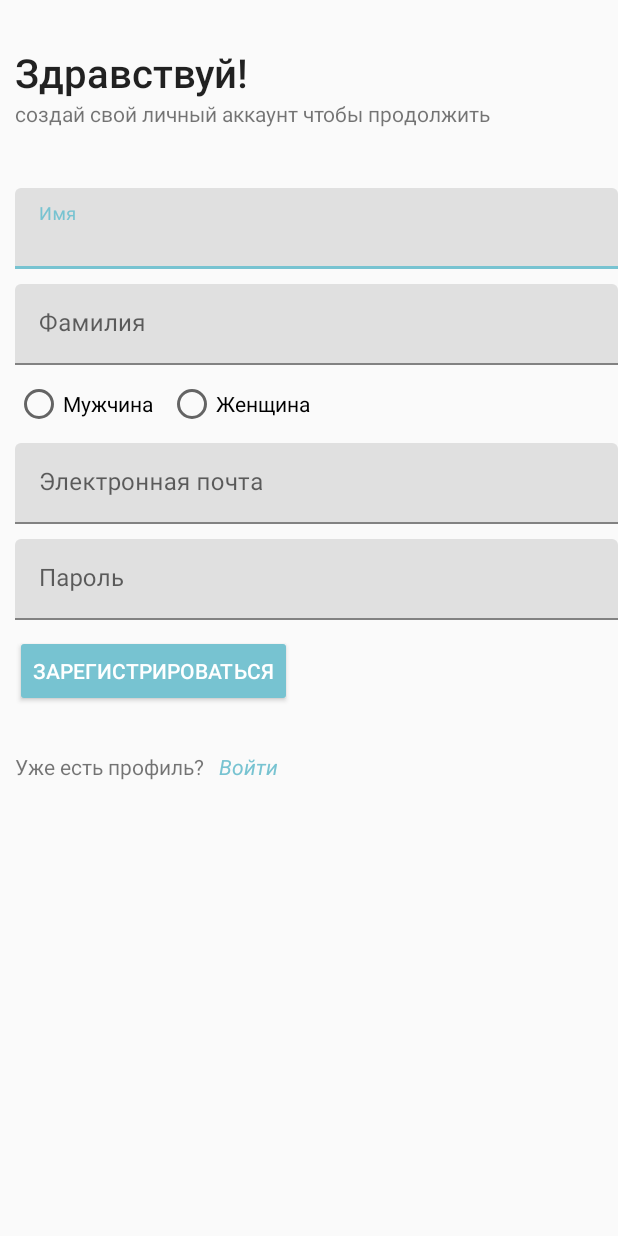
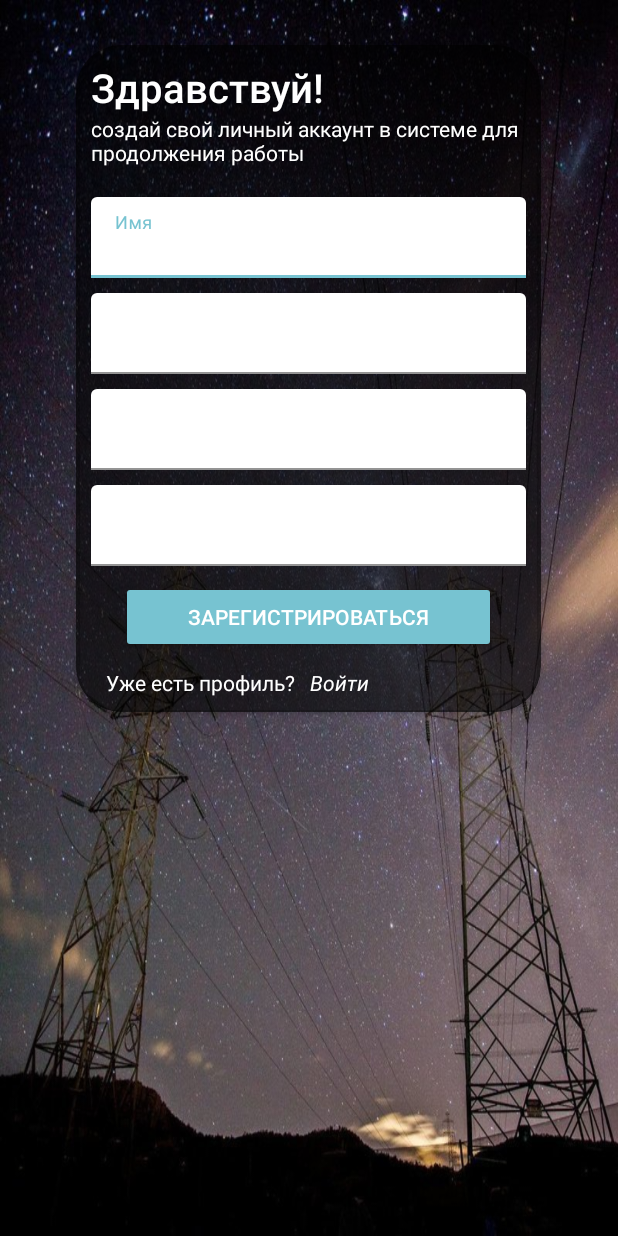
Before and after one commit to Doldrums/Energy, an Android app: the RegisterActivity screen opened directly, with no data from a screen before it, on a phone screen of 412 x 824 dp. Run offline under Robolectric (Android 15) with nearby library versions, the phone set to English and light mode, and no system bars.

Commit message:
add something

```diff
--- a/app/src/main/java/com/example/energy/fragments/NewsFragment.kt
+++ b/app/src/main/java/com/example/energy/fragments/NewsFragment.kt
@@ -1,5 +1,6 @@
 package com.example.energy.fragments
 
+import android.app.AlertDialog
 import android.os.Bundle
 import android.support.v4.app.Fragment
 import android.support.v7.widget.LinearLayoutManager
@@ -8,9 +9,11 @@ import android.view.LayoutInflater
 import android.view.View
 import android.view.ViewGroup
 import android.widget.TextView
+import android.widget.Toast
 
 import com.example.energy.R
 import kotlinx.android.synthetic.main.content_scrolling.*
+import kotlinx.android.synthetic.main.fragment_user.*
 
 class NewsFragment : Fragment() {
 
@@ -40,6 +43,8 @@ class NewsFragment : Fragment() {
 
         my_recycler_view.layoutManager = LinearLayoutManager(activity!!.applicationContext)
         my_recycler_view.adapter = Adapter(name, 1)
+
+
     }
 
     companion object {
--- a/app/src/main/res/layout/activity_register.xml
+++ b/app/src/main/res/layout/activity_register.xml
@@ -2,32 +2,50 @@
 <LinearLayout xmlns:android="http://schemas.android.com/apk/res/android"
               xmlns:app="http://schemas.android.com/apk/res-auto"
               android:id="@+id/activity_sign_up"
+              android:background="@drawable/background_signup"
               android:layout_width="match_parent"
               android:layout_height="match_parent"
               android:orientation="vertical">
+    <android.support.v7.widget.CardView android:layout_width="wrap_content"
+                                        android:layout_gravity="center"
+                                        app:cardCornerRadius="30dp"
+                                        app:cardBackgroundColor="@color/backgroung_black"
+                                        android:layout_marginTop="30dp"
+                                        android:layout_height="wrap_content">
+
+
+
+
+    <LinearLayout android:layout_width="wrap_content"
+                  android:orientation="vertical"
+                  android:layout_height="wrap_content">
 
     <TextView
             android:layout_width="wrap_content"
             android:layout_height="wrap_content"
-            android:layout_marginTop="30dp"
+            android:layout_marginTop="10dp"
             android:textSize="12pt"
+            android:textColor="@color/white"
             style="@style/Base.TextAppearance.AppCompat.Title"
             android:layout_marginStart="10dp"
             android:text="Здравствуй!"/>
 
     <TextView
-            android:layout_width="wrap_content"
+            android:layout_width="300dp"
             android:layout_height="wrap_content"
-            android:textSize="14dp"
+            style="@style/Base.TextAppearance.AppCompat.Body1"
+            android:textColor="@color/white"
             android:layout_marginStart="10dp"
-            android:text="создай свой личный аккаунт чтобы продолжить"/>
+            android:text="создай свой личный аккаунт в системе для продолжения работы"/>
 
     <android.support.design.widget.TextInputLayout
             android:id="@+id/inputLayout1"
-            android:layout_width="match_parent"
+            android:layout_width="290dp"
+            app:boxBackgroundColor="@color/backgroung_white_welcome"
             android:layout_height="wrap_content"
             style="@style/Widget.MaterialComponents.TextInputLayout.FilledBox.Dense"
-            android:layout_marginTop="40dp"
+            android:layout_marginTop="20dp"
+            android:textColorHint="@color/backgroung_white"
             android:layout_marginStart="10dp">
         <EditText
                 android:id="@+id/txt_name"
@@ -37,8 +55,10 @@
                 android:inputType="text" />
     </android.support.design.widget.TextInputLayout>
     <android.support.design.widget.TextInputLayout
-            android:layout_width="match_parent"
             android:layout_height="wrap_content"
+            android:layout_width="290dp"
+            android:textColorHint="@color/backgroung_white"
+            app:boxBackgroundColor="@color/backgroung_white_welcome"
             style="@style/Widget.MaterialComponents.TextInputLayout.FilledBox.Dense"
             android:layout_marginStart="10dp"
             android:layout_marginTop="10dp">
@@ -50,33 +70,13 @@
                 android:inputType="text" />
     </android.support.design.widget.TextInputLayout>
 
-    <RadioGroup
-            android:id="@+id/radioGender"
-            android:layout_width="match_parent"
-            android:layout_height="wrap_content"
-            android:orientation="horizontal"
-            android:layout_marginStart="10dp"
-            android:layout_marginTop="10dp">
-
-        <RadioButton
-                android:id="@+id/radioMale"
-                android:layout_width="wrap_content"
-                android:layout_height="wrap_content"
-                android:text="Мужчина"
-                android:paddingEnd="10dp"/>
-
-        <RadioButton
-                android:id="@+id/radioFemale"
-                android:layout_width="wrap_content"
-                android:layout_height="wrap_content"
-                android:text="Женщина" />
-    </RadioGroup>
-
     <android.support.design.widget.TextInputLayout
             android:id="@+id/inputLayout2"
-            android:layout_width="match_parent"
             style="@style/Widget.MaterialComponents.TextInputLayout.FilledBox.Dense"
+            android:layout_width="290dp"
+            app:boxBackgroundColor="@color/backgroung_white_welcome"
             android:layout_height="wrap_content"
+            android:textColorHint="@color/backgroung_white"
             android:layout_marginStart="10dp"
             android:layout_marginTop="10dp">
         <EditText
@@ -90,7 +90,9 @@
     <android.support.design.widget.TextInputLayout
             android:id="@+id/inputLayout3"
             style="@style/Widget.MaterialComponents.TextInputLayout.FilledBox.Dense"
-            android:layout_width="match_parent"
+            android:layout_width="290dp"
+            android:textColorHint="@color/backgroung_white"
+            app:boxBackgroundColor="@color/backgroung_white_welcome"
             android:layout_height="wrap_content"
             android:layout_marginStart="10dp"
             android:layout_marginTop="10dp">
@@ -109,9 +111,9 @@
     <Button
             android:id="@+id/btn_signup"
             style="@style/Widget.AppCompat.Button.Colored"
-            android:layout_width="wrap_content"
+            android:layout_width="250dp"
+            android:layout_gravity="center_horizontal"
             android:layout_height="wrap_content"
-            android:layout_marginStart="10dp"
             android:layout_marginTop="10dp"
             android:text="Зарегистрироваться"
     />
@@ -120,8 +122,9 @@
     <LinearLayout
             android:layout_width="wrap_content"
             android:layout_height="wrap_content"
-            android:orientation="horizontal"
-            android:layout_marginTop="20dp">
+            android:layout_marginStart="10dp"
+            android:layout_marginBottom="10dp"
+            android:orientation="horizontal">
 
 
         <TextView
@@ -129,6 +132,7 @@
                 android:layout_height="wrap_content"
                 android:text="Уже есть профиль?"
                 android:textSize="14dp"
+                android:textColor="@color/white"
                 android:layout_marginStart="10dp"
                 android:layout_marginTop="10dp"/>
 
@@ -138,8 +142,8 @@
                 android:layout_width="match_parent"
                 android:layout_height="match_parent"
                 android:text="Войти"
-                android:textColor="@color/colorAccent"
                 android:textStyle="italic"
+                android:textColor="@color/white"
                 android:gravity="bottom"
                 android:clickable="true"
                 android:layout_marginStart="10dp"
@@ -147,4 +151,6 @@
 
 
     </LinearLayout>
+    </LinearLayout>
+    </android.support.v7.widget.CardView>
 </LinearLayout>
--- a/app/src/main/res/layout/fragment_user.xml
+++ b/app/src/main/res/layout/fragment_user.xml
@@ -39,7 +39,7 @@
                        android:id="@+id/notification"
                        android:layout_marginEnd="5dp"
                        android:src="@drawable/ic_notifications_none_black_24dp"
-                       android:layout_height="35dp"/>
+                       android:layout_height="35dp" android:focusable="true"/>
 
         </FrameLayout>
 
--- a/app/src/main/res/values/colors.xml
+++ b/app/src/main/res/values/colors.xml
@@ -11,4 +11,6 @@
     <color name="black">#000000</color>
     <color name="backgroung">#e9ebef</color>
     <color name="backgroung_white">#80FFFFFF</color>
+    <color name="backgroung_black">#99000000</color>
+    <color name="backgroung_white_welcome">#1AFFFFFF</color>
 </resources>
```
Also changed, not shown: app/src/main/java/com/example/energy/fragments/UserFragment.kt (+19 -0 lines), app/src/main/res/layout/dialog_view.xml (added, +32 -0 lines), app/src/main/res/drawable/background_signup.jpg (added).
